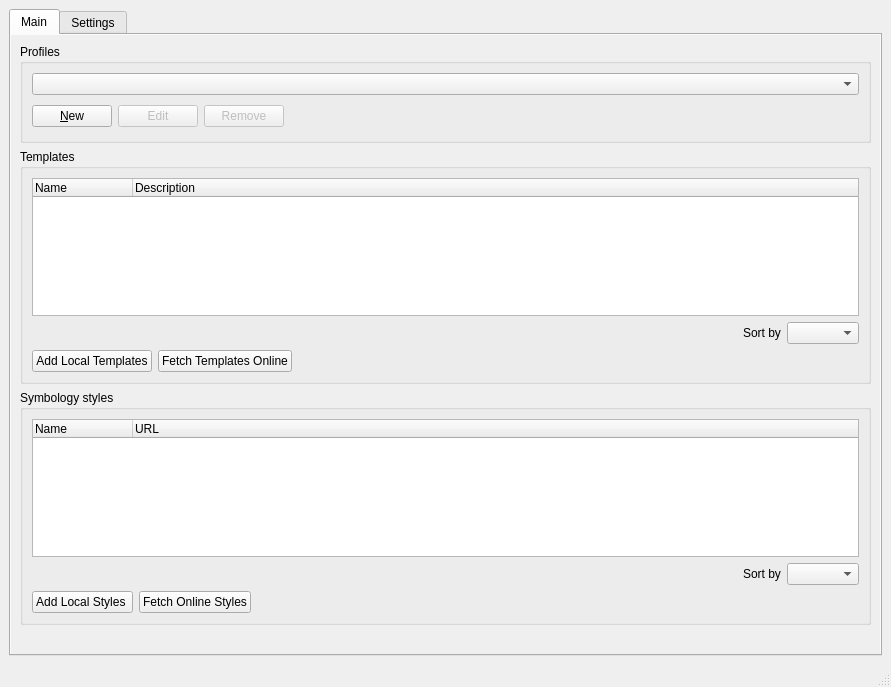
Old version of the form src/qgis_templates_symbology/ui/qgis_templates_symbology_main.ui in the repository hotosm/qgis-templates-and-symbology-plugin.
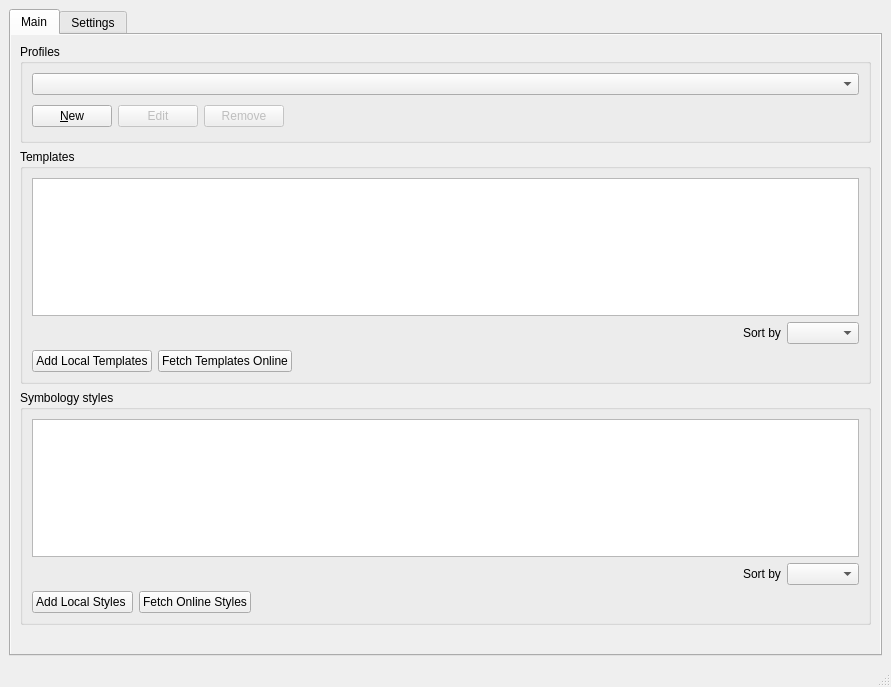
New version of the form. Custom widgets are drawn as their Qt base class.

Patch:
```diff
--- a/src/qgis_templates_symbology/ui/qgis_templates_symbology_main.ui
+++ b/src/qgis_templates_symbology/ui/qgis_templates_symbology_main.ui
@@ -181,20 +181,34 @@
               </property>
               <layout class="QVBoxLayout" name="verticalLayout_10">
                <item>
-                <widget class="QTreeWidget" name="template_tree">
-                 <property name="columnCount">
-                  <number>2</number>
+                <widget class="QTreeView" name="templates_tree">
+                 <property name="sizePolicy">
+                  <sizepolicy hsizetype="Expanding" vsizetype="Preferred">
+                   <horstretch>0</horstretch>
+                   <verstretch>0</verstretch>
+                  </sizepolicy>
                  </property>
-                 <column>
-                  <property name="text">
-                   <string>Name</string>
-                  </property>
-                 </column>
-                 <column>
-                  <property name="text">
-                   <string>Description</string>
-                  </property>
-                 </column>
+                 <property name="toolTip">
+                  <string>Click on an item to select the collection.</string>
+                 </property>
+                 <property name="editTriggers">
+                  <set>QAbstractItemView::NoEditTriggers</set>
+                 </property>
+                 <property name="selectionMode">
+                  <enum>QAbstractItemView::MultiSelection</enum>
+                 </property>
+                 <property name="indentation">
+                  <number>5</number>
+                 </property>
+                 <property name="sortingEnabled">
+                  <bool>true</bool>
+                 </property>
+                 <property name="allColumnsShowFocus">
+                  <bool>true</bool>
+                 </property>
+                 <property name="wordWrap">
+                  <bool>true</bool>
+                 </property>
                 </widget>
                </item>
                <item>
@@ -299,20 +313,34 @@
               </property>
               <layout class="QVBoxLayout" name="verticalLayout_12">
                <item>
-                <widget class="QTreeWidget" name="symbology_tree">
-                 <property name="columnCount">
-                  <number>2</number>
+                <widget class="QTreeView" name="symbology_tree">
+                 <property name="sizePolicy">
+                  <sizepolicy hsizetype="Expanding" vsizetype="Preferred">
+                   <horstretch>0</horstretch>
+                   <verstretch>0</verstretch>
+                  </sizepolicy>
                  </property>
-                 <column>
-                  <property name="text">
-                   <string>Name</string>
-                  </property>
-                 </column>
-                 <column>
-                  <property name="text">
-                   <string>URL</string>
-                  </property>
-                 </column>
+                 <property name="toolTip">
+                  <string>Click on an item to select the collection.</string>
+                 </property>
+                 <property name="editTriggers">
+                  <set>QAbstractItemView::NoEditTriggers</set>
+                 </property>
+                 <property name="selectionMode">
+                  <enum>QAbstractItemView::MultiSelection</enum>
+                 </property>
+                 <property name="indentation">
+                  <number>5</number>
+                 </property>
+                 <property name="sortingEnabled">
+                  <bool>true</bool>
+                 </property>
+                 <property name="allColumnsShowFocus">
+                  <bool>true</bool>
+                 </property>
+                 <property name="wordWrap">
+                  <bool>true</bool>
+                 </property>
                 </widget>
                </item>
                <item>
```
Left out of the diff: 22 changed lines with no effect on the pictures.
